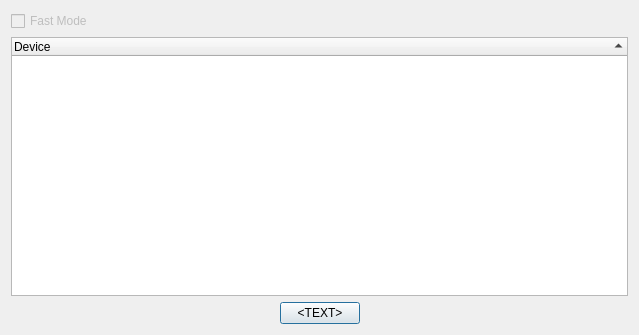
Before: the Qt Designer form src/brickv/ui/device_dialog.ui in D4wN/brickv, drawn with Qt 5.
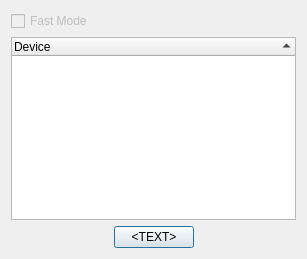
After: the same form once the commit is applied.

Commit message:
added device_tree to DeviceDialog
- working with add(device) and remove(device;uid)

Patch:
```diff
--- a/src/brickv/ui/device_dialog.ui
+++ b/src/brickv/ui/device_dialog.ui
@@ -9,10 +9,16 @@
    <rect>
     <x>0</x>
     <y>0</y>
-    <width>639</width>
-    <height>335</height>
+    <width>307</width>
+    <height>259</height>
    </rect>
   </property>
+  <property name="minimumSize">
+   <size>
+    <width>307</width>
+    <height>259</height>
+   </size>
+  </property>
   <property name="windowTitle">
    <string>Device Dialog</string>
   </property>
```
The commit also changes 2 other files.
